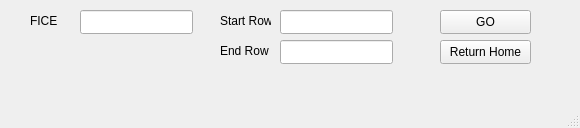
Before: the Qt Designer form transcriptreviewer.ui in at91322/dteassistant, drawn with Qt 5.
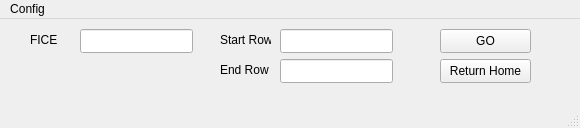
After: the same form once the commit is applied.

Commit message: add username and current term update functionality in menu bar on all windows

```diff
--- a/transcriptreviewer.ui
+++ b/transcriptreviewer.ui
@@ -131,6 +131,14 @@
      <height>21</height>
     </rect>
    </property>
+   <widget class="QMenu" name="menuConfig">
+    <property name="title">
+     <string>Config</string>
+    </property>
+    <addaction name="actionChange_Username"/>
+    <addaction name="actionChange_Current_Term"/>
+   </widget>
+   <addaction name="menuConfig"/>
   </widget>
   <widget class="QStatusBar" name="statusbar"/>
  </widget>
```
Left out of the diff: 10 changed lines with no effect on the pictures. The commit also changes 19 other files.
